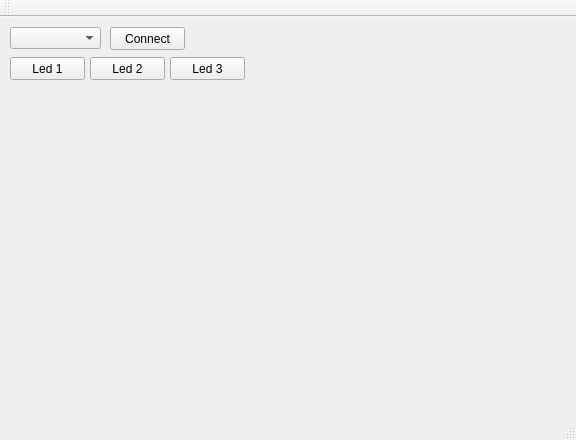
Before: the Qt Designer form QT application/Applicatie/Applicatie/mainwindow.ui in SanderBerk/BedraadlozeBierTap, drawn with Qt 5.
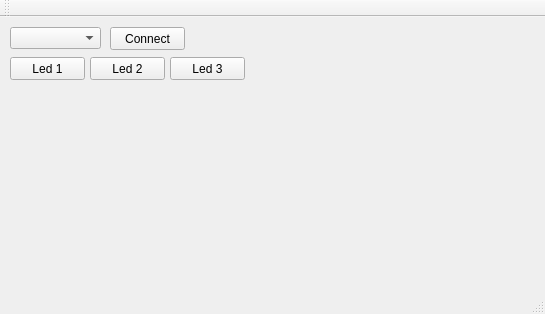
After: the same form once the commit is applied.

The edit to the form file:
```diff
--- a/QT application/Applicatie/Applicatie/mainwindow.ui
+++ b/QT application/Applicatie/Applicatie/mainwindow.ui
@@ -6,8 +6,8 @@
    <rect>
     <x>0</x>
     <y>0</y>
-    <width>576</width>
-    <height>440</height>
+    <width>545</width>
+    <height>314</height>
    </rect>
   </property>
   <property name="windowTitle">
```
Left out of the diff: 15 changed lines with no effect on the pictures.
